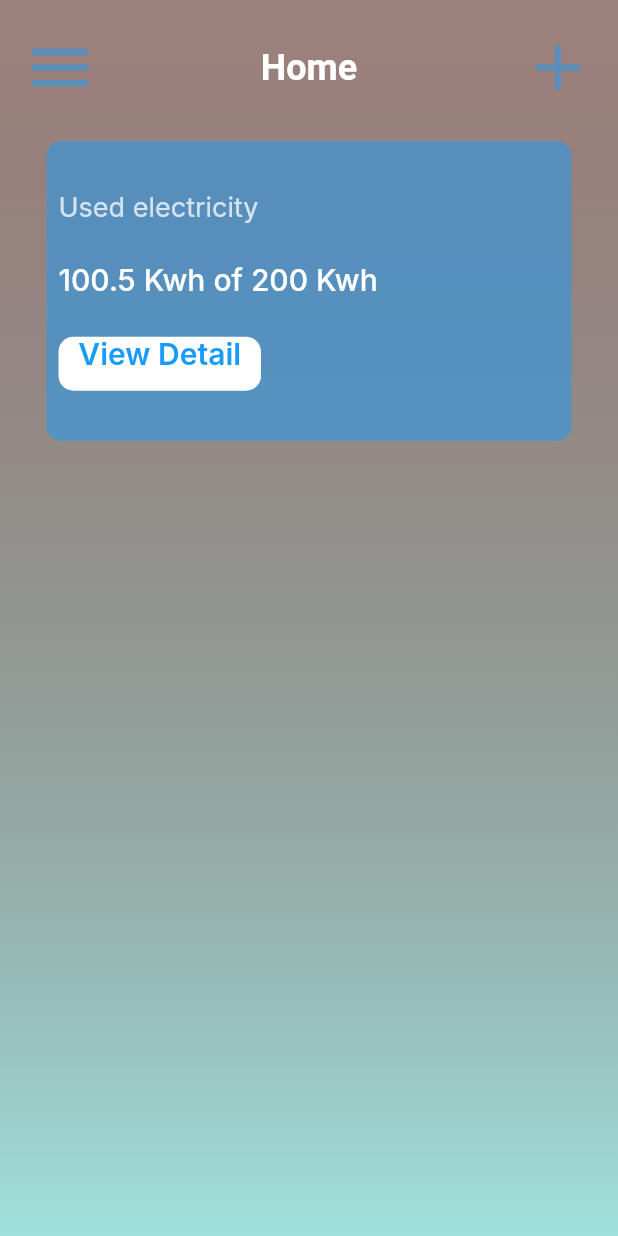
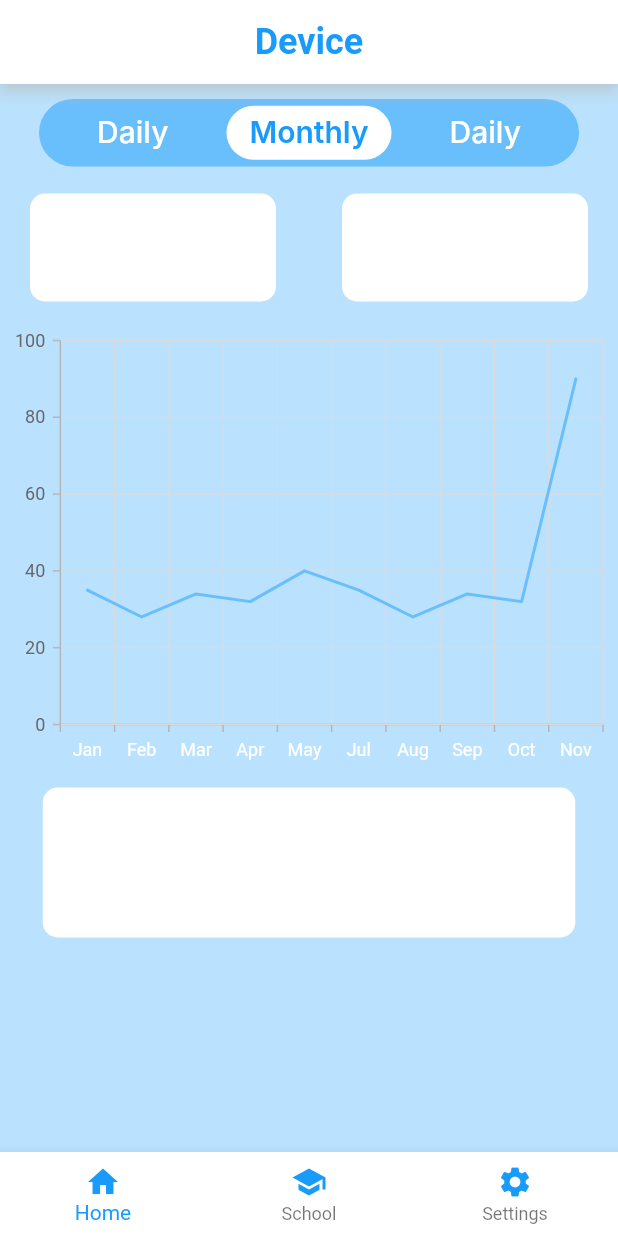
Before and after one commit to GamoTechnology/TempAndHumidity, a Flutter app: the screen it shows after launch, on a phone screen of 412 x 824 dp. Run offline on Flutter 3.47's test engine with Material 2 defaults, Android fonts, the phone set to English and light mode, and no system bars; our stand-ins replace syncfusion_flutter_charts; Roboto replaces fonts that are missing (Inter, OpenSans).

Commit message:
draft created

```diff
--- a/lib/const/my_colors.dart
+++ b/lib/const/my_colors.dart
@@ -5,7 +5,8 @@ import 'package:flutter/material.dart';
 
 class MyColors {
   static const firstColor = const Color(0xff189bfa);
-  static const secondColor = const Color(0x40189bfa);
+  static const secondColor = Color(0xFFBAE2FF);
   static const IconColor = const Color(0x80189bfa);
   static const WhiteColor = const Color(0xffffffff);
+  static const firstColorLight = const Color(0x80189bfa);
 }
--- a/lib/const/my_texts.dart
+++ b/lib/const/my_texts.dart
@@ -9,7 +9,7 @@ class MyTexts {
       fontStyle: FontStyle.normal,
       fontSize: 32.0);
   static const title2 = const TextStyle(
-      color: const Color(0xffffffff),
+      color: MyColors.firstColor,
       fontWeight: FontWeight.w700,
       fontFamily: "OpenSans",
       fontStyle: FontStyle.normal,
@@ -38,4 +38,16 @@ class MyTexts {
       fontFamily: "Inter",
       fontStyle: FontStyle.normal,
       fontSize: 20.0);
+  static const subTitle3 = const TextStyle(
+      color: const Color(0xff74cacb),
+      fontWeight: FontWeight.w600,
+      fontFamily: "OpenSans",
+      fontStyle: FontStyle.normal,
+      fontSize: 12.0);
+  static const subtitle4 = const TextStyle(
+      color: const Color(0xffffffff),
+      fontWeight: FontWeight.w500,
+      fontFamily: "Inter",
+      fontStyle: FontStyle.normal,
+      fontSize: 20.0);
 }
--- a/lib/main.dart
+++ b/lib/main.dart
@@ -1,4 +1,5 @@
 import 'package:flutter/material.dart';
+import 'package:temp_and_humidity/pages/device_value_show.dart';
 import 'package:temp_and_humidity/pages/home_page.dart';
 import 'package:temp_and_humidity/pages/login_page.dart';
 
@@ -13,8 +14,9 @@ class _MyAppState extends State<MyApp> {
   @override
   Widget build(BuildContext context) {
     return MaterialApp(
-      debugShowCheckedModeBanner: false,
-      home: HomePage(),
-    );
+        debugShowCheckedModeBanner: false,
+        home: SafeArea(
+          child: DeviceValueShow(),
+        ));
   }
 }
--- /dev/null
+++ b/lib/pages/device_value_show.dart
@@ -0,0 +1,188 @@
+import 'package:flutter/material.dart';
+import 'package:syncfusion_flutter_charts/charts.dart';
+import 'package:temp_and_humidity/const/my_texts.dart';
+
+import '../const/my_colors.dart';
+
+class DeviceValueShow extends StatefulWidget {
+  @override
+  State<DeviceValueShow> createState() => _MyAppState();
+}
+
+class _MyAppState extends State<DeviceValueShow> {
+  @override
+  Widget build(BuildContext context) {
+    return Scaffold(
+      appBar: myAppBar(),
+      bottomNavigationBar: myBottomNavigationBar(),
+      body: Container(
+        color: MyColors.secondColor,
+        child: Column(
+          children: [
+            Padding(
+              padding: const EdgeInsets.all(10.0),
+              child: Container(
+                child: Row(
+                  mainAxisAlignment: MainAxisAlignment.spaceEvenly,
+                  children: [
+                    Text(
+                      "Daily",
+                      style: MyTexts.subtitle4,
+                    ),
+                    Container(
+                      alignment: Alignment.center,
+                      child: Text(
+                        "Monthly",
+                        style: MyTexts.subtitle2,
+                      ),
+                      height: 36,
+                      width: 110,
+                      margin: EdgeInsets.only(),
+                      decoration: BoxDecoration(
+                        color: Colors.white,
+                        borderRadius: BorderRadius.circular(25),
+                      ),
+                    ),
+                    Text(
+                      "Daily",
+                      style: MyTexts.subtitle4,
+                    ),
+                  ],
+                ),
+                height: 45,
+                margin: EdgeInsets.only(
+                  left: 16,
+                  right: 16,
+                ),
+                decoration: BoxDecoration(
+                  color: MyColors.firstColorLight,
+                  borderRadius: BorderRadius.circular(50),
+                ),
+              ),
+            ),
+            Row(
+              mainAxisAlignment: MainAxisAlignment.spaceBetween,
+              children: [
+                Padding(
+                  padding: const EdgeInsets.only(left: 20, bottom: 8, top: 8),
+                  child: Container(
+                    height: 72,
+                    width: 164,
+                    decoration: BoxDecoration(
+                      color: Colors.white,
+                      borderRadius: BorderRadius.circular(10),
+                    ),
+                  ),
+                ),
+                Padding(
+                  padding: const EdgeInsets.only(right: 20, bottom: 8, top: 8),
+                  child: Container(
+                    height: 72,
+                    width: 164,
+                    decoration: BoxDecoration(
+                      color: Colors.white,
+                      borderRadius: BorderRadius.circular(10),
+                    ),
+                  ),
+                ),
+              ],
+            ),
+            Center(
+                child: Container(
+                    child: Padding(
+              padding: const EdgeInsets.only(top: 8, bottom: 8),
+              child: SfCartesianChart(
+                  primaryXAxis: CategoryAxis(
+                    labelStyle: TextStyle(
+                      color: MyColors.WhiteColor,
+                    ),
+                  ),
+                  // Chart title
+
+                  // Enable legend
+
+                  // Enable tooltip
+                  // tooltipBehavior: _tooltipBehavior,
+
+                  series: <LineSeries<SalesData, String>>[
+                    LineSeries<SalesData, String>(
+                        dataSource: <SalesData>[
+                          SalesData('Jan', 35),
+                          SalesData('Feb', 28),
+                          SalesData('Mar', 34),
+                          SalesData('Apr', 32),
+                          SalesData('May', 40),
+                          SalesData('Jul', 35),
+                          SalesData('Aug', 28),
+                          SalesData('Sep', 34),
+                          SalesData('Oct', 32),
+                          SalesData('Nov', 90)
+                        ],
+                        xValueMapper: (SalesData sales, _) => sales.year,
+                        yValueMapper: (SalesData sales, _) => sales.sales,
+                        color: MyColors.firstColorLight,
+                        // Enable data label
+                        dataLabelSettings: DataLabelSettings(
+                          isVisible: false,
+                        ))
+                  ]),
+            ))),
+            Container(
+                width: 355,
+                height: 100,
+                decoration: new BoxDecoration(
+                    color: Color(0xffffffff),
+                    borderRadius: BorderRadius.circular(10)))
+          ],
+        ),
+      ),
+    );
+  }
+}
+
+class SalesData {
+  SalesData(this.year, this.sales);
+  final String year;
+  final double sales;
+}
+
+AppBar myAppBar() {
+  return AppBar(
+    shadowColor: MyColors.WhiteColor,
+    centerTitle: true,
+    title: Padding(
+      padding: const EdgeInsets.all(10.0),
+      child: Text(
+        "Device",
+        style: MyTexts.title2,
+      ),
+    ),
+    backgroundColor: MyColors.WhiteColor,
+  );
+}
+
+BottomNavigationBar myBottomNavigationBar() {
+  return BottomNavigationBar(
+    backgroundColor: MyColors.WhiteColor,
+    type: BottomNavigationBarType.fixed,
+    items: const <BottomNavigationBarItem>[
+      BottomNavigationBarItem(
+        icon: Icon(Icons.home, color: MyColors.firstColor),
+        label: 'Home',
+      ),
+      BottomNavigationBarItem(
+        icon: Icon(
+          Icons.school,
+          color: MyColors.firstColor,
+        ),
+        label: 'School',
+      ),
+      BottomNavigationBarItem(
+        icon: Icon(Icons.settings, color: MyColors.firstColor),
+        label: 'Settings',
+      ),
+    ],
+    selectedItemColor: MyColors.firstColor,
+    onTap: (int) {},
+  );
+}
--- a/pubspec.yaml
+++ b/pubspec.yaml
@@ -33,6 +33,8 @@ dependencies:
   # The following adds the Cupertino Icons font to your application.
   # Use with the CupertinoIcons class for iOS style icons.
   cupertino_icons: ^1.0.2
+  syncfusion_flutter_charts: ^20.2.43
+
 
 dev_dependencies:
   flutter_test:
```
Also changed, not shown: lib/pages/home_page.dart (+135 -28 lines), pubspec.lock.
